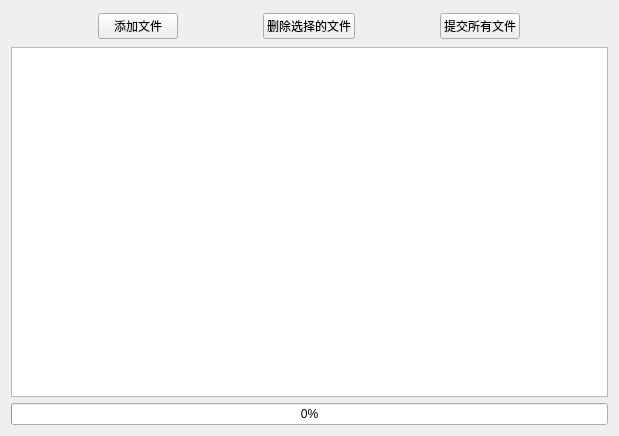
First picture: the form in Client/UI/FileSendUI.ui, repository yang-zhongtian/PYCM, before the edit.
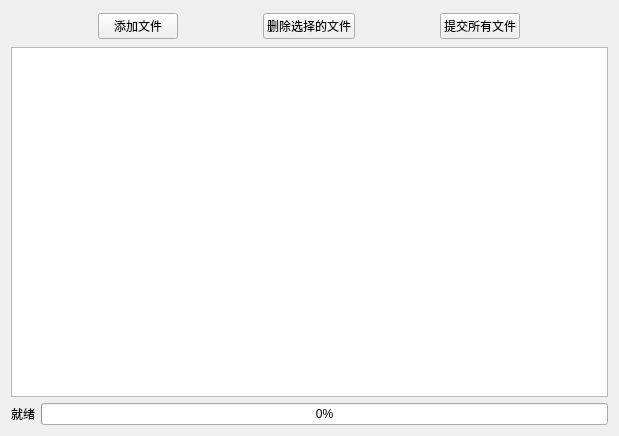
Second picture: the form after the edit. Icons and pictures are not drawn.

Commit message: [fix] fix client file send ui stuck when sending file & add compress progress info

Diff of the .ui file:
```diff
--- a/Client/UI/FileSendUI.ui
+++ b/Client/UI/FileSendUI.ui
@@ -102,6 +102,15 @@
     </widget>
    </item>
    <item>
+    <layout class="QHBoxLayout" name="horizontalLayout_2">
+     <item>
+      <widget class="QLabel" name="file_send_progress_label">
+       <property name="text">
+        <string>就绪</string>
+       </property>
+      </widget>
+     </item>
+     <item>
     <widget class="QProgressBar" name="file_send_progress_bar">
      <property name="value">
       <number>0</number>
@@ -113,6 +122,8 @@
       <enum>Qt::Horizontal</enum>
      </property>
     </widget>
+     </item>
+    </layout>
    </item>
   </layout>
  </widget>
```
Lines whose indentation alone changed are shown as unchanged. The commit also changes 4 other files.
